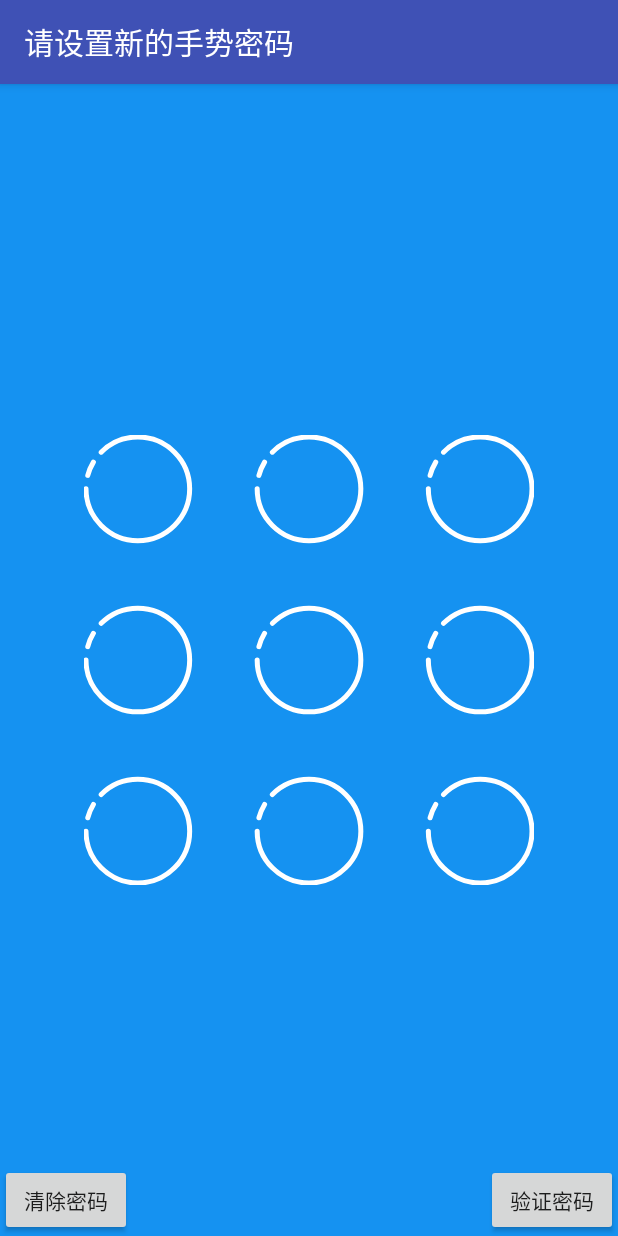
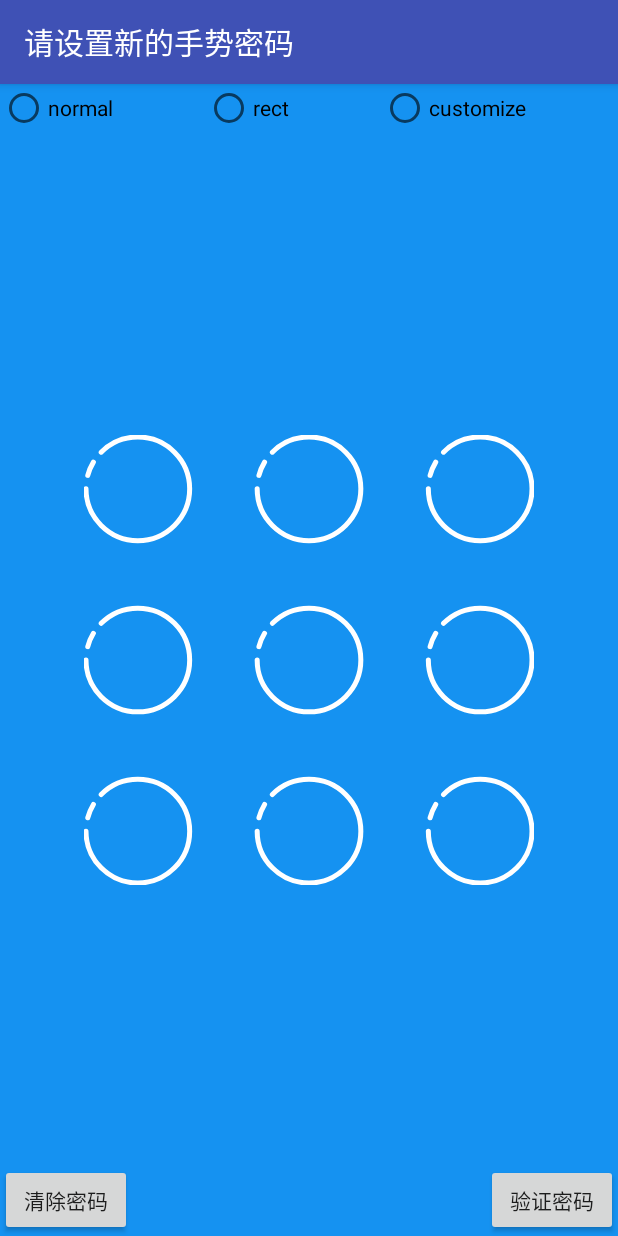
Before and after one commit to Reone/GestureLock, an Android app: the screen it shows after launch (DemoActivity), on a phone screen of 412 x 824 dp. Run offline under Robolectric (Android 15) with nearby library versions, the phone set to English and light mode, and no system bars.

Commit message:
add style

```diff
--- /dev/null
+++ b/gesturelibrary/src/main/java/com/reone/gesturelibrary/style/BaseStyle.java
@@ -0,0 +1,13 @@
+package com.reone.gesturelibrary.style;
+
+import android.graphics.Paint;
+import android.graphics.RectF;
+
+/**
+ * Created by wangxingsheng on 2018/4/3.
+ *
+ */
+
+public interface BaseStyle {
+    boolean drawCircle(RectF oval, Paint paint);
+}
--- a/gesturelibrary/src/main/java/com/reone/gesturelibrary/view/LockView.java
+++ b/gesturelibrary/src/main/java/com/reone/gesturelibrary/view/LockView.java
@@ -15,6 +15,7 @@ import android.view.View;
 import com.reone.gesturelibrary.R;
 import com.reone.gesturelibrary.process.ProcessManager;
 import com.reone.gesturelibrary.entity.Point;
+import com.reone.gesturelibrary.style.BaseStyle;
 import com.reone.gesturelibrary.util.LockUtil;
 
 import java.util.ArrayList;
@@ -81,6 +82,8 @@ public class LockView<T extends ProcessManager> extends View {
     private int mLineWidth = 8;
 
     private T processManager;
+
+    private BaseStyle style;
 
     public LockView(Context context, AttributeSet attrs) {
         this(context, attrs, 0);
@@ -606,4 +609,8 @@ public class LockView<T extends ProcessManager> extends View {
     public T getProcessManager(){
         return processManager;
     }
+
+    public void setStyle(BaseStyle style) {
+        this.style = style;
+    }
 }
--- a/simple/src/main/java/com/reone/simple/DemoActivity.java
+++ b/simple/src/main/java/com/reone/simple/DemoActivity.java
@@ -4,6 +4,7 @@ import android.os.Bundle;
 import android.support.annotation.Nullable;
 import android.support.v7.app.AppCompatActivity;
 import android.view.View;
+import android.widget.RadioGroup;
 import android.widget.Toast;
 
 import com.reone.gesturelibrary.process.OnCompleteListener;
@@ -21,6 +22,7 @@ import java.util.List;
 public class DemoActivity extends AppCompatActivity{
     private LockView<SimpleProcessManager> lockView;
     private View clearBtn,checkBtn;
+    private RadioGroup styleRadio;
     private PasswordCache passwordCache;
 
     @Override
@@ -31,6 +33,7 @@ public class DemoActivity extends AppCompatActivity{
         lockView = findViewById(R.id.lockView);
         clearBtn = findViewById(R.id.clear);
         checkBtn = findViewById(R.id.check);
+        styleRadio = findViewById(R.id.style);
         initLockView();
         initBtn();
     }
@@ -47,6 +50,19 @@ public class DemoActivity extends AppCompatActivity{
             @Override
             public void onClick(View v) {
                 loadStatu();
+            }
+        });
+        styleRadio.setOnCheckedChangeListener(new RadioGroup.OnCheckedChangeListener() {
+            @Override
+            public void onCheckedChanged(RadioGroup group, int checkedId) {
+                switch (checkedId){
+                    case R.id.style_normal:
+                        break;
+                    case R.id.style_rect:
+                        break;
+                    case R.id.style_customize:
+                        break;
+                }
             }
         });
     }
--- a/simple/src/main/res/layout/activity_demo.xml
+++ b/simple/src/main/res/layout/activity_demo.xml
@@ -3,6 +3,30 @@
     android:layout_width="match_parent" android:layout_height="match_parent"
     android:background="#1592f1"
     xmlns:app="http://schemas.android.com/apk/res-auto">
+    <RadioGroup
+        android:id="@+id/style"
+        android:layout_width="match_parent"
+        android:orientation="horizontal"
+        android:layout_height="wrap_content">
+        <RadioButton
+            android:id="@+id/style_normal"
+            android:layout_weight="1"
+            android:layout_width="wrap_content"
+            android:text="normal"
+            android:layout_height="wrap_content" />
+        <RadioButton
+            android:id="@+id/style_rect"
+            android:layout_weight="1"
+            android:layout_width="wrap_content"
+            android:text="rect"
+            android:layout_height="wrap_content" />
+        <RadioButton
+            android:id="@+id/style_customize"
+            android:layout_weight="1"
+            android:layout_width="wrap_content"
+            android:text="customize"
+            android:layout_height="wrap_content" />
+    </RadioGroup>
     <com.reone.gesturelibrary.view.LockView
         android:id="@+id/lockView"
         android:layout_width="300dp"
```
Also changed, not shown: gesturelibrary/src/main/java/com/reone/gesturelibrary/style/Style.java (added, +18 -0 lines).
